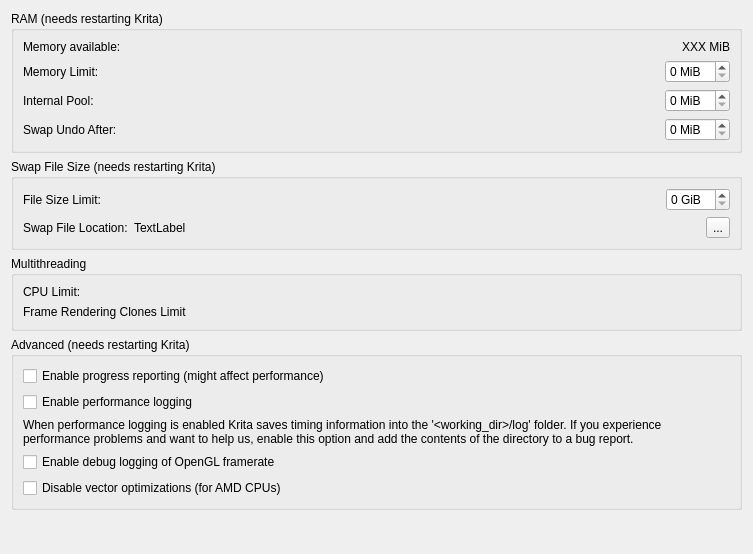
This is libs/ui/forms/wdgperformancesettings.ui in KDE/krita as Qt 5 draws it before an edit. The edited form follows.
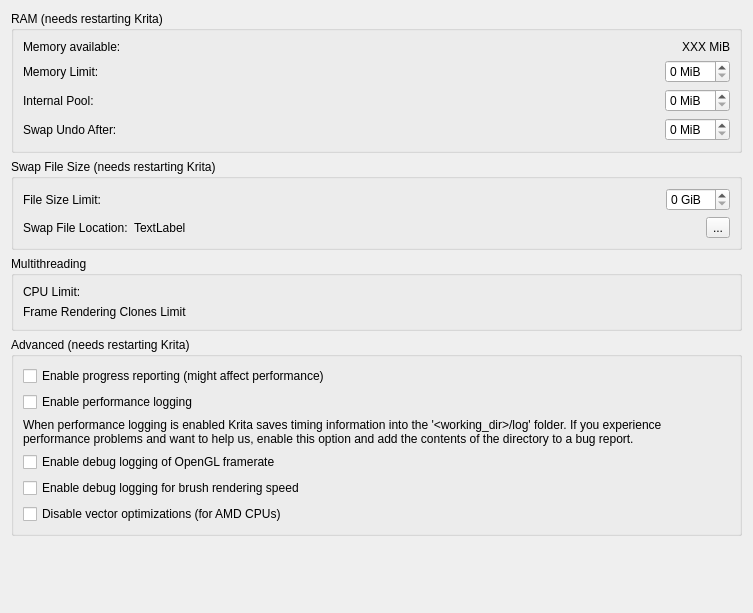
This is the edited form. Custom widgets are drawn as their Qt base class.

Commit message:
Implement showing brush performance log on canvas overlay
It shows real user's cursor speed, brush rendering speed and
brush rendering FPS. The overlay can be activated in the Performance
tab of the settings.

The edit to the form file:
```diff
--- a/libs/ui/forms/wdgperformancesettings.ui
+++ b/libs/ui/forms/wdgperformancesettings.ui
@@ -7,7 +7,7 @@
     <x>0</x>
     <y>0</y>
     <width>753</width>
-    <height>554</height>
+    <height>613</height>
    </rect>
   </property>
   <layout class="QVBoxLayout" name="verticalLayout_2">
@@ -305,6 +305,13 @@
         </property>
        </widget>
       </item>
+      <item>
+       <widget class="QCheckBox" name="chkBrushSpeedLogging">
+        <property name="text">
+         <string>Enable debug logging for brush rendering speed</string>
+        </property>
+       </widget>
+      </item>
       <item>
        <widget class="QCheckBox" name="chkDisableVectorOptimizations">
         <property name="text">
```
The commit also changes 15 other files.
